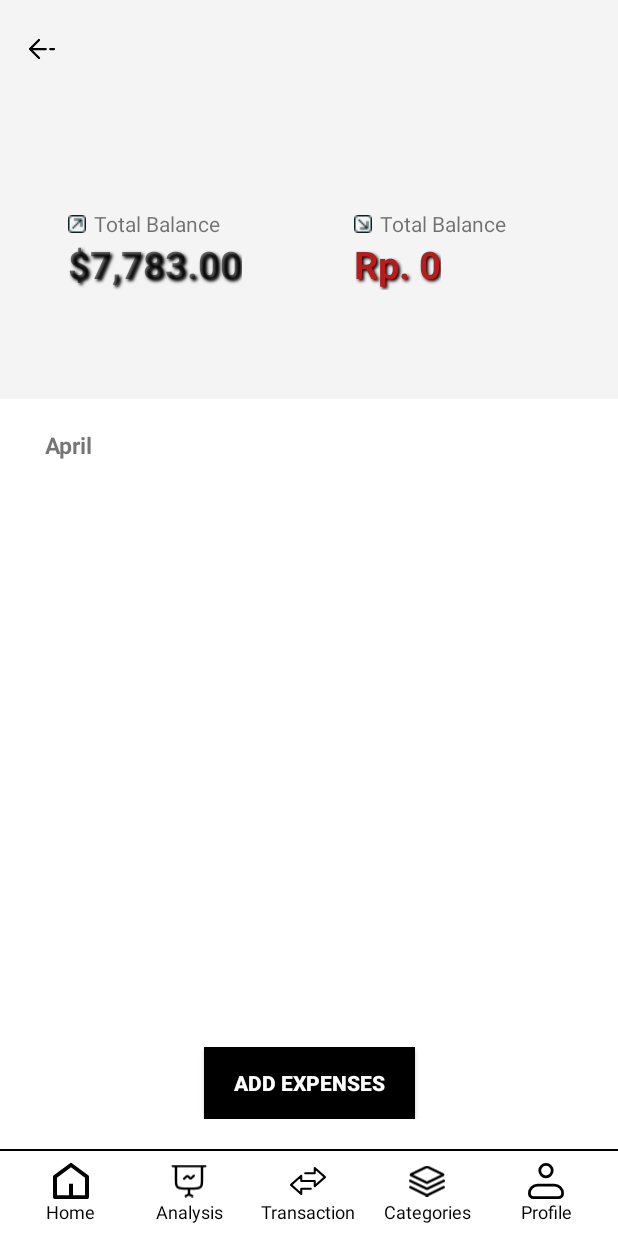
After one commit to andreasrs00/WallEt, an Android app built with Jetpack Compose: the activity_sub_categories screen opened directly, with no data from a screen before it, on a phone screen of 412 x 824 dp. The commit adds this screen. Run offline under Robolectric (Android 15) with nearby library versions, the phone set to English and light mode, and no system bars.

Commit message:
push intent dan recycle view categories dan sub categories

```diff
--- a/app/src/main/AndroidManifest.xml
+++ b/app/src/main/AndroidManifest.xml
@@ -12,6 +12,10 @@
         android:supportsRtl="true"
         android:theme="@style/Theme.Wallet"
         tools:targetApi="31">
+        <activity
+            android:name=".activity_sub_categories"
+            android:theme="@style/Theme.Design.Light.NoActionBar"
+            android:exported="true" />
         <activity
             android:name=".categories"
             android:exported="true"
--- /dev/null
+++ b/app/src/main/java/com/example/wallet/CategoryData.kt
@@ -0,0 +1,113 @@
+package com.example.wallet
+
+import com.example.wallet.model.Categories
+
+object CategoryData {
+    val categoryList = listOf(
+        Categories(
+            imageResId = R.drawable.makanan,
+            uang = "-$18.35",
+            waktu = "15:00 - April 24",
+            kegiatan = "Pizza Delivery"
+        ),
+        Categories(
+            imageResId = R.drawable.transport,
+            uang = "-$8.50",
+            waktu = "09:30 - April 24",
+            kegiatan = "Bus Ticket"
+        ),
+        Categories(
+            imageResId = R.drawable.makanan,
+            uang = "-$120.00",
+            waktu = "17:00 - April 23",
+            kegiatan = "Clothes Shopping"
+        ),
+        Categories(
+            imageResId = R.drawable.makanan,
+            uang = "+$2,500.00",
+            waktu = "08:00 - April 25",
+            kegiatan = "Monthly Salary"
+        ),
+        Categories(
+            imageResId = R.drawable.grocier,
+            uang = "-$45.20",
+            waktu = "12:30 - April 24",
+            kegiatan = "Grocery Shopping"
+        ),
+        Categories(
+            imageResId = R.drawable.entertaiment,
+            uang = "-$25.00",
+            waktu = "19:00 - April 23",
+            kegiatan = "Movie Night"
+        ),
+        Categories(
+            imageResId = R.drawable.makanan,
+            uang = "-$150.00",
+            waktu = "09:00 - April 22",
+            kegiatan = "Electricity Bill"
+        ),
+        Categories(
+
+            imageResId = R.drawable.makanan,
+            uang = "-$60.00",
+            waktu = "20:00 - April 20",
+            kegiatan = "Dinner with Friends"
+        ),
+        Categories(
+
+            imageResId = R.drawable.entertaiment,
+            uang = "-$75.00",
+            waktu = "11:00 - April 19",
+            kegiatan = "Doctor Visit"
+        ),
+        Categories(
+
+            imageResId = R.drawable.entertaiment,
+            uang = "-$50.00",
+            waktu = "18:00 - April 18",
+            kegiatan = "Gym Membership"
+        ),
+        Categories(
+
+            imageResId = R.drawable.entertaiment,
+            uang = "-$300.00",
+            waktu = "10:00 - April 15",
+            kegiatan = "Flight Ticket"
+        ),
+        Categories(
+
+            imageResId = R.drawable.makanan,
+            uang = "+$500.00",
+            waktu = "08:00 - April 10",
+            kegiatan = "Monthly Savings"
+        ),
+        Categories(
+
+            imageResId = R.drawable.makanan,
+            uang = "+$200.00",
+            waktu = "09:00 - April 08",
+            kegiatan = "Stock Dividend"
+        ),
+        Categories(
+
+            imageResId = R.drawable.gifts,
+            uang = "-$100.00",
+            waktu = "16:00 - April 07",
+            kegiatan = "Birthday Gift"
+        ),
+        Categories(
+
+            imageResId = R.drawable.rents,
+            uang = "-$500.00",
+            waktu = "10:00 - April 05",
+            kegiatan = "Course Fee"
+        ),
+        Categories(
+
+            imageResId = R.drawable.rents,
+            uang = "-$1,000.00",
+            waktu = "07:00 - April 01",
+            kegiatan = "Monthly Rent"
+        )
+    )
+}
--- /dev/null
+++ b/app/src/main/java/com/example/wallet/activity_sub_categories.kt
@@ -0,0 +1,41 @@
+package com.example.wallet
+
+import CategoryAdapter
+import android.os.Bundle
+import android.widget.TextView
+import androidx.activity.enableEdgeToEdge
+import androidx.appcompat.app.AppCompatActivity
+import androidx.recyclerview.widget.LinearLayoutManager
+import androidx.recyclerview.widget.RecyclerView
+import com.example.wallet.model.Categories
+
+class activity_sub_categories : AppCompatActivity() {
+    override fun onCreate(savedInstanceState: Bundle?) {
+        super.onCreate(savedInstanceState)
+        enableEdgeToEdge()
+        setContentView(R.layout.activity_sub_categories)
+
+        val title = intent.getStringExtra("TITLE")
+        val expense = intent.getIntExtra("EXPENSE", 0)
+
+        val titleTextView = findViewById<TextView>(R.id.judul)
+        val expenseTextView = findViewById<TextView>(R.id.tv_expense)
+
+        titleTextView.text = title
+        expenseTextView.text = "Rp. $expense"
+
+
+        val recyclerView = findViewById<RecyclerView>(R.id.recyclecategory)
+        recyclerView.layoutManager = LinearLayoutManager(this)
+
+        // Filter data berdasarkan imageResId yang diterima
+        val imageResId = intent.getIntExtra("IMAGE_RES_ID", 0)
+        val filteredList = CategoryData.categoryList.filter { it.imageResId == imageResId }
+
+        // Set adapter
+        recyclerView.adapter = CategoryAdapter(filteredList)
+
+    }
+
+
+}
--- /dev/null
+++ b/app/src/main/java/com/example/wallet/model/Categories.kt
@@ -0,0 +1,40 @@
+package com.example.wallet.model
+
+import android.os.Parcel
+import android.os.Parcelable
+
+data class Categories(
+        val imageResId: Int,
+        val uang: String,
+        val waktu: String,
+        val kegiatan: String
+        )
+        : Parcelable {
+        constructor(parcel: Parcel) : this(
+                parcel.readInt(),
+                parcel.readString() ?: "",
+                parcel.readString() ?: "",
+                parcel.readString() ?: ""
+        )
+
+        override fun writeToParcel(parcel: Parcel, flags: Int) {
+                parcel.writeInt(imageResId)
+                parcel.writeString(uang)
+                parcel.writeString(waktu)
+                parcel.writeString(kegiatan)
+        }
+
+        override fun describeContents(): Int {
+                return 0
+        }
+
+        companion object CREATOR : Parcelable.Creator<Categories> {
+                override fun createFromParcel(parcel: Parcel): Categories {
+                        return Categories(parcel)
+                }
+
+                override fun newArray(size: Int): Array<Categories?> {
+                        return arrayOfNulls(size)
+                }
+        }
+}
--- /dev/null
+++ b/app/src/main/res/layout/activity_sub_categories.xml
@@ -0,0 +1,203 @@
+<?xml version="1.0" encoding="utf-8"?>
+<androidx.constraintlayout.widget.ConstraintLayout xmlns:android="http://schemas.android.com/apk/res/android"
+    xmlns:app="http://schemas.android.com/apk/res-auto"
+    xmlns:tools="http://schemas.android.com/tools"
+    android:id="@+id/main"
+    android:layout_width="match_parent"
+    android:layout_height="match_parent"
+    android:background="@color/gray"
+    tools:context=".activity_sub_categories">
+
+
+    <RelativeLayout
+        android:id="@+id/containeratas"
+        android:layout_width="match_parent"
+        android:layout_height="wrap_content"
+        app:layout_constraintStart_toStartOf="parent"
+        app:layout_constraintEnd_toEndOf="parent"
+        app:layout_constraintTop_toTopOf="parent"
+        android:paddingStart="16dp"
+        android:paddingEnd="16dp"
+        >
+
+        <TextView
+            android:id="@+id/judul"
+            android:layout_width="wrap_content"
+            android:layout_height="wrap_content"
+            android:layout_centerInParent="true"
+            android:text="@string/kategori"
+            android:textColor="@color/primary"
+            android:textSize="30sp"
+            android:layout_marginTop="25dp"
+            android:textStyle="bold"
+            />
+
+        <ImageView
+            android:layout_width="wrap_content"
+            android:layout_height="wrap_content"
+            android:layout_alignParentStart="true"
+            android:layout_centerVertical="true"
+            android:src="@drawable/back_icon"
+            />
+    </RelativeLayout>
+
+    <androidx.constraintlayout.widget.ConstraintLayout
+        android:id="@+id/balance"
+        android:layout_width="match_parent"
+        android:layout_height="wrap_content"
+        app:layout_constraintTop_toBottomOf="@id/containeratas"
+        app:layout_constraintStart_toStartOf="@id/main"
+        app:layout_constraintBottom_toTopOf="@id/clcategories"
+        app:layout_constraintEnd_toEndOf="@id/main"
+        >
+
+        <ImageView
+            android:id="@+id/iv_income"
+            android:layout_width="wrap_content"
+            android:layout_height="wrap_content"
+            app:layout_constraintStart_toStartOf="parent"
+            app:layout_constraintEnd_toStartOf="@id/tv_total_balance"
+            app:layout_constraintBottom_toBottomOf="@id/tv_total_balance"
+            app:layout_constraintTop_toTopOf="@id/tv_total_balance"
+            android:src="@drawable/income"
+            android:layout_marginStart="45dp"
+            />
+
+        <TextView
+            android:id="@+id/tv_total_balance"
+            android:layout_width="wrap_content"
+            android:layout_height="wrap_content"
+            android:text="@string/total_balance"
+            app:layout_constraintStart_toEndOf="@id/iv_income"
+            app:layout_constraintTop_toTopOf="parent"
+            android:layout_marginStart="5dp"
+            />
+
+        <TextView
+            android:id="@+id/tv_total"
+            android:layout_width="wrap_content"
+            android:layout_height="wrap_content"
+            android:text="@string/balance_income"
+            app:layout_constraintStart_toStartOf="@id/iv_income"
+            app:layout_constraintTop_toBottomOf="@id/tv_total_balance"
+            android:textStyle="bold"
+            android:textSize="25sp"
+            android:shadowColor="#000000"
+            android:shadowDx="2"
+            android:shadowDy="2"
+            android:shadowRadius="2"
+            />
+
+
+        <ImageView
+            android:id="@+id/iv_expense"
+            android:layout_width="12dp"
+            android:layout_height="12dp"
+
+            app:layout_constraintStart_toEndOf="@id/tv_total_balance"
+            app:layout_constraintTop_toTopOf="@id/tv_total_balance"
+            app:layout_constraintBottom_toBottomOf="@id/tv_total_balance"
+            app:layout_constraintEnd_toEndOf="@id/tv_total_expense"
+            android:src="@drawable/expense"
+
+            />
+
+        <TextView
+            android:id="@+id/tv_total_expense"
+            android:layout_width="wrap_content"
+            android:layout_height="wrap_content"
+            android:text="@string/total_balance"
+            app:layout_constraintStart_toEndOf="@id/iv_expense"
+            app:layout_constraintTop_toTopOf="parent"
+            android:layout_marginStart="5dp"
+            />
+
+        <TextView
+            android:id="@+id/tv_expense"
+            android:layout_width="wrap_content"
+            android:layout_height="wrap_content"
+            android:text="@string/balance_income"
+            app:layout_constraintStart_toStartOf="@id/iv_expense"
+            app:layout_constraintTop_toBottomOf="@id/tv_total_expense"
+            android:textStyle="bold"
+            android:textSize="25sp"
+            android:shadowColor="#000000"
+            android:textColor="@color/red"
+            android:shadowDx="2"
+            android:shadowDy="2"
+            android:shadowRadius="2"
+            />
+    </androidx.constraintlayout.widget.ConstraintLayout>
+
+    <androidx.constraintlayout.widget.ConstraintLayout
+        android:id="@+id/clcategories"
+        android:layout_width="match_parent"
+        android:layout_height="500dp"
+        app:layout_constraintStart_toStartOf="parent"
+        app:layout_constraintEnd_toEndOf="parent"
+        app:layout_constraintBottom_toTopOf="@id/containernavbar"
+        android:background="@drawable/rounded_top"
+        android:padding="20dp"
+        android:orientation="vertical"
+        android:columnCount="3"
+        android:rowCount="1">
+
+        <TextView
+            xmlns:app="http://schemas.android.com/apk/res-auto"
+            xmlns:android="http://schemas.android.com/apk/res/android"
+            android:id="@+id/tvbulan"
+            android:layout_width="wrap_content"
+            android:layout_height="wrap_content"
+            android:text="April"
+            android:layout_marginStart="10dp"
+            android:textStyle="bold"
+            android:textSize="15sp"
+            app:layout_constraintTop_toTopOf="parent"
+            app:layout_constraintStart_toStartOf="parent"
+            app:layout_constraintBottom_toTopOf="@id/recyclecategory"
+            />
+
+        <androidx.recyclerview.widget.RecyclerView
+            android:id="@+id/recyclecategory"
+            android:layout_width="match_parent"
+            android:layout_height="0dp"
+            android:scrollbars="vertical"
+            app:layout_constraintBottom_toBottomOf="parent"
+            app:layout_constraintTop_toBottomOf="@id/tvbulan"
+
+            app:layout_constraintVertical_bias="1.0"
+            tools:layout_editor_absoluteX="24dp" />
+    <Button
+        android:layout_width="wrap_content"
+        android:layout_height="wrap_content"
+        app:layout_constraintBottom_toBottomOf="parent"
+        app:layout_constraintStart_toStartOf="parent"
+        app:layout_constraintEnd_toEndOf="parent"
+        android:text="Add Expenses"
+        android:paddingHorizontal="20dp"
+        android:background="@drawable/border_corner_categories"
+        android:textColor="@color/secondary"
+        android:textStyle="bold"/>
+
+    </androidx.constraintlayout.widget.ConstraintLayout>
+    <RelativeLayout
+        android:id="@+id/containernavbar"
+        android:layout_width="wrap_content"
+        android:layout_height="wrap_content"
+        app:layout_constraintBottom_toBottomOf="parent"
+        android:layout_gravity="bottom"
+        tools:ignore="MissingConstraints">
+
+        <FrameLayout
+            android:id="@+id/container"
+            android:layout_width="match_parent"
+            android:layout_height="match_parent"
+            android:layout_above="@id/navbar" />
+
+        <include
+            layout="@layout/navbar"
+            android:id="@+id/navbar"/>
+
+    </RelativeLayout>
+
+</androidx.constraintlayout.widget.ConstraintLayout>
--- a/gradle/libs.versions.toml
+++ b/gradle/libs.versions.toml
@@ -15,6 +15,7 @@ activity = "1.9.3"
 constraintlayout = "2.1.4"
 materialVersion = "1.9.0"
 recyclerview = "1.3.2"
+litertSupportApi = "1.0.1"
 
 [libraries]
 androidx-appcompat-v161 = { module = "androidx.appcompat:appcompat", version.ref = "appcompatVersion" }
```
Also changed, not shown: app/src/main/java/com/example/wallet/adapter/CategoryAdapter.kt (added, +39 -0 lines), app/src/main/java/com/example/wallet/categories.kt (+48 -0 lines), app/src/main/res/layout/activity_categories.xml (+10 -1 lines), app/src/main/res/layout/categories_item.xml (added, +74 -0 lines).
